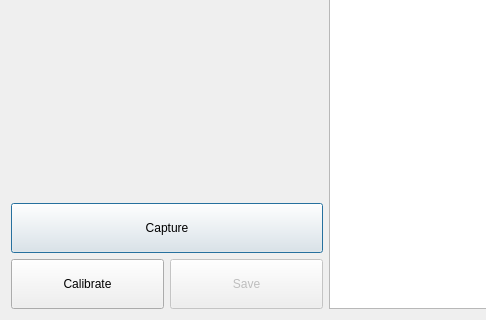
Above: src/modules/calibration/calibrator/mle_calibration_window.ui from vahagnIV/gago-ui before the change; both pictures show x 0 to 486 and y 160 to 480 of the 640 by 480 pixel window. Below: the same form after it.
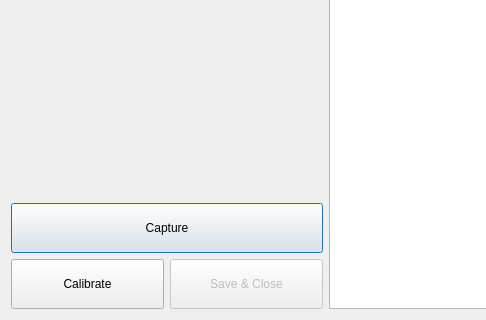
That is the form after the change. Custom widgets are drawn as their Qt base class.

Commit message: In the middle of a large refactor

What changed in the file:
```diff
--- a/src/modules/calibration/calibrator/mle_calibration_window.ui
+++ b/src/modules/calibration/calibrator/mle_calibration_window.ui
@@ -87,7 +87,7 @@
               </size>
              </property>
              <property name="text">
-              <string>Save</string>
+              <string>Save &amp;&amp; Close</string>
              </property>
             </widget>
            </item>
```
The commit also changes 1 other file.
